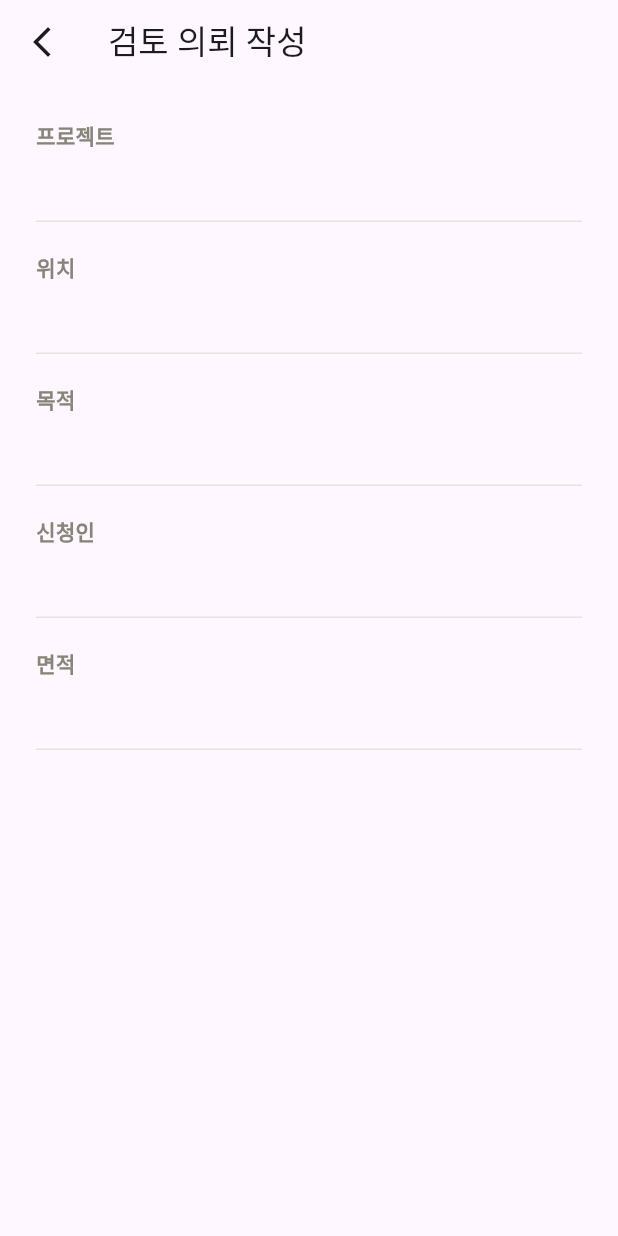
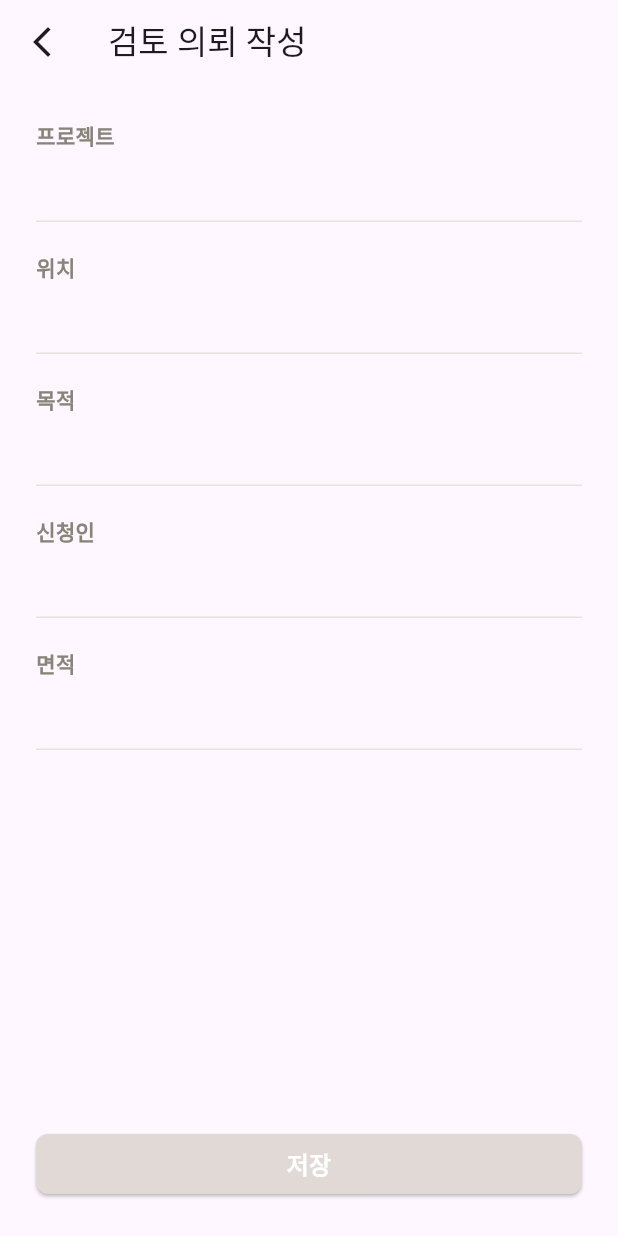
Before and after one commit to hoonek/designpractice, a Flutter app: the ProgressUser screen opened directly, item 2 of the bottom bar chosen, after a tap on the "edit" icon, on a phone screen of 412 x 824 dp. Run offline on Flutter 3.47's test engine with Material 3 defaults, Android fonts, the phone set to English and light mode, and no system bars.

Commit message:
-request for review is not matching with newreview

```diff
--- a/lib/progress/progressuser.dart
+++ b/lib/progress/progressuser.dart
@@ -1,7 +1,8 @@
-import 'package:designpractice/requestforreview/enterreview.dart';
+
 import 'package:flutter/material.dart';
 import '../etc/drawermenu.dart';
 import '../etc/phonenumber.dart';
+import '../requestforreview/newreview.dart';
 import '../requestforreview/requestforreview.dart';
 
 class ProgressUser extends StatefulWidget {
@@ -60,7 +61,7 @@ class _ProgressUserState extends State<ProgressUser> {
                 onPressed: () {
                   Navigator.push(
                     context,
-                    MaterialPageRoute(builder: (context) => EnterReview()),
+                    MaterialPageRoute(builder: (context) => NewReview()),
                   );
                   // 아이콘을 눌렀을 때 수행할 동작
                 },
--- a/lib/requestforreview/enterreview.dart
+++ b/lib/requestforreview/newreview.dart
@@ -4,42 +4,79 @@ import 'package:flutter/material.dart';
 import 'package:flutter/services.dart';
 import 'package:flutter/widgets.dart';
 
-class EnterReview extends StatefulWidget {
-  const EnterReview({Key? key}) : super(key: key);
+class Review {
+  final String project;
+  final String local;
+  final String purpose;
+  final String name;
+  final String space;
+
+  Review({
+    required this.project,
+    required this.local,
+    required this.purpose,
+    required this.name,
+    required this.space,
+  });
+}
+
+class NewReview extends StatefulWidget {
+  const NewReview({Key? key}) : super(key: key);
 
   @override
-  _EnterReviewState createState() => _EnterReviewState();
+  _NewReviewState createState() => _NewReviewState();
 }
 
-class _EnterReviewState extends State<EnterReview> {
+class _NewReviewState extends State<NewReview> {
   TextEditingController _projectEditingController = TextEditingController();
   TextEditingController _locationEditingController = TextEditingController();
   TextEditingController _purposeEditingController = TextEditingController();
   TextEditingController _nameEditingController = TextEditingController();
   TextEditingController _spaceEditingController = TextEditingController();
-  String _userInput = '';
+  bool _areAllFieldsFilled = false;
+
+  @override
+  void initState() {
+    super.initState();
+    _projectEditingController.addListener(_checkFields);
+    _locationEditingController.addListener(_checkFields);
+    _purposeEditingController.addListener(_checkFields);
+    _nameEditingController.addListener(_checkFields);
+    _spaceEditingController.addListener(_checkFields);
+  }
+
+  void _checkFields() {
+    setState(() {
+      _areAllFieldsFilled =
+          _projectEditingController.text.isNotEmpty &&
+              _locationEditingController.text.isNotEmpty &&
+              _purposeEditingController.text.isNotEmpty &&
+              _nameEditingController.text.isNotEmpty &&
+              _spaceEditingController.text.isNotEmpty;
+    });
+  }
 
   @override
   Widget build(BuildContext context) {
     return Scaffold(
       appBar: AppBar(
         leading: IconButton(
-          icon: Icon(Icons.arrow_back_ios_new),
+          icon: const Icon(Icons.arrow_back_ios_new),
           onPressed: () {
             Navigator.push(
               context,
-              MaterialPageRoute(builder: (context)=> RequestForReview()),
+              MaterialPageRoute(builder: (context) => RequestForReview()),
             );
           },
         ),
-        title: Text('검토 의뢰 작성'),
+        title: const Text('검토 의뢰 작성'),
       ),
       body: Padding(
         padding: const EdgeInsets.all(24.0),
         child: Column(
           crossAxisAlignment: CrossAxisAlignment.start,
           children: [
-            Row(
+            const Row(
               children: [
                 Text(
                   '프로젝트',
@@ -57,6 +94,33 @@ class _EnterReviewState extends State<EnterReview> {
                 fontSize: 16,
                 fontWeight: FontWeight.w600,
               ),
+              onChanged: (_) => _checkFields(),
+              decoration: const InputDecoration(
+                enabledBorder: UnderlineInputBorder(
+                  borderSide: BorderSide(
+                    color: Color(0xffe6e3dd), // 변경하려는 색상
+                  ),
+                ),
+              ),
+            ),
+            SizedBox(
+              height: 20,
+            ),
+            Text(
+              '위치',
+              style: TextStyle(
+                fontWeight: FontWeight.w600,
+                fontSize: 14,
+                color: Color(0xff87857a),
+              ),
+            ),
+            TextField(
+              controller: _locationEditingController,
+              style: TextStyle(
+                fontSize: 16,
+                fontWeight: FontWeight.w600,
+              ),
+              onChanged: (_) => _checkFields(),
               decoration: InputDecoration(
                 enabledBorder: UnderlineInputBorder(
                   borderSide: BorderSide(
@@ -65,26 +129,24 @@ class _EnterReviewState extends State<EnterReview> {
                 ),
               ),
             ),
-
             SizedBox(
               height: 20,
             ),
-
             Text(
-              '위치',
+              '목적',
               style: TextStyle(
                 fontWeight: FontWeight.w600,
                 fontSize: 14,
                 color: Color(0xff87857a),
               ),
             ),
-
             TextField(
-              controller: _locationEditingController,
+              controller: _purposeEditingController,
               style: TextStyle(
                 fontSize: 16,
                 fontWeight: FontWeight.w600,
               ),
+              onChanged: (_) => _checkFields(),
               decoration: InputDecoration(
                 enabledBorder: UnderlineInputBorder(
                   borderSide: BorderSide(
@@ -93,26 +155,24 @@ class _EnterReviewState extends State<EnterReview> {
                 ),
               ),
             ),
-
             SizedBox(
               height: 20,
             ),
-
             Text(
-              '목적',
+              '신청인',
               style: TextStyle(
                 fontWeight: FontWeight.w600,
                 fontSize: 14,
                 color: Color(0xff87857a),
               ),
             ),
-
             TextField(
-              controller: _purposeEditingController,
+              controller: _nameEditingController,
               style: TextStyle(
                 fontSize: 16,
                 fontWeight: FontWeight.w600,
               ),
+              onChanged: (_) => _checkFields(),
               decoration: InputDecoration(
                 enabledBorder: UnderlineInputBorder(
                   borderSide: BorderSide(
@@ -121,26 +181,24 @@ class _EnterReviewState extends State<EnterReview> {
                 ),
               ),
             ),
-
             SizedBox(
               height: 20,
             ),
-
             Text(
-              '신청인',
+              '면적',
               style: TextStyle(
                 fontWeight: FontWeight.w600,
                 fontSize: 14,
                 color: Color(0xff87857a),
               ),
             ),
-
             TextField(
-              controller: _nameEditingController,
+              controller: _spaceEditingController,
               style: TextStyle(
                 fontSize: 16,
                 fontWeight: FontWeight.w600,
               ),
+              onChanged: (_) => _checkFields(),
               decoration: InputDecoration(
                 enabledBorder: UnderlineInputBorder(
                   borderSide: BorderSide(
@@ -149,30 +207,58 @@ class _EnterReviewState extends State<EnterReview> {
                 ),
               ),
             ),
-
-            SizedBox(
-              height: 20,
-            ),
-
-            Text(
-              '면적',
-              style: TextStyle(
-                fontWeight: FontWeight.w600,
-                fontSize: 14,
-                color: Color(0xff87857a),
-              ),
-            ),
-
-            TextField(
-              controller: _spaceEditingController,
-              style: TextStyle(
-                fontSize: 16,
-                fontWeight: FontWeight.w600,
-              ),
-              decoration: InputDecoration(
-                enabledBorder: UnderlineInputBorder(
-                  borderSide: BorderSide(
-                    color: Color(0xffe6e3dd), // 변경하려는 색상
+            Expanded(
+              child: Align(
+                alignment: Alignment.bottomCenter,
+                child: SizedBox(
+                  width: double.infinity,
+                  child: ElevatedButton(
+                    onPressed: () {
+                      if (_areAllFieldsFilled) {
+                        Review newReview = Review(
+                          project: _projectEditingController.text,
+                          local: _locationEditingController.text,
+                          purpose: _purposeEditingController.text,
+                          name: _nameEditingController.text,
+                          space: _spaceEditingController.text,
+                        );
+                        Navigator.pop(context, newReview);
+                      } else {
+                        // 필드가 하나 이상 비어있는 경우
+                        showDialog(
+                          context: context,
+                          builder: (BuildContext context) {
+                            return AlertDialog(
+                              title: Text('입력 오류'),
+                              content: Text('모든 필드를 작성해주세요.'),
+                              actions: [
+                                TextButton(
+                                  onPressed: () {
+                                    Navigator.of(context).pop();
+                                  },
+                                  child: Text('확인'),
+                                ),
+                              ],
+                            );
+                          },
+                        );
+                      }
+                    },
+                    child: Text(
+                      '저장',
+                      style: TextStyle(
+                        color: Color(0xffffffff),
+                        fontWeight: FontWeight.w700,
+                        fontSize: 16,
+                      ),
+                    ),
+                    style: ElevatedButton.styleFrom(
+                      padding: const EdgeInsets.all(4),
+                      backgroundColor: _areAllFieldsFilled ? Color(0xff9e8477) : Color(0xffe1d9d5), // 필드가 모두 채워져 있으면 검은색, 아니면 회색
+                      shape: RoundedRectangleBorder(
+                        borderRadius: BorderRadius.circular(8),
+                      ),
+                    ),
                   ),
                 ),
               ),
--- a/lib/requestforreview/requestforreview.dart
+++ b/lib/requestforreview/requestforreview.dart
@@ -1,18 +1,22 @@
 import 'package:flutter/material.dart';
 
+import 'newreview.dart';
+
 class RequestForReview extends StatelessWidget {
-  const RequestForReview({super.key});
+  List<Review> reviews = [];
+
+  String? get project => null;
 
   @override
   Widget build(BuildContext context) {
     return ListView.builder(
-      itemCount: 4,
+      itemCount: reviews.length,
       itemBuilder: (BuildContext context, int index) {
         return Container(
           width: 335,
           height: 112,
-          margin:
-          EdgeInsets.fromLTRB(8.0, index % 2 == 0 ? 8.0 : 0, 8.0, 0),
+          margin: EdgeInsets.all(8),
+
           padding: EdgeInsets.all(16.0),
           decoration: const BoxDecoration(
             color: Color(0xffe6e3dd),
@@ -21,17 +25,19 @@ class RequestForReview extends StatelessWidget {
             crossAxisAlignment: CrossAxisAlignment.start,
             children: [
               Text(
-                '제목',
+                reviews[index].project,
                 style: TextStyle(
-                  fontSize: 18,
-                  fontWeight: FontWeight.bold,
+                  fontSize: 20,
+                  fontWeight: FontWeight.w700,
                 ),
               ),
               SizedBox(height: 8),
               Text(
-                '내용',
+                '검토현황',
                 style: TextStyle(
-                  fontSize: 16,
+                  fontSize: 13,
+                  fontWeight: FontWeight.w600,
+                  color: Color(0xff87857a)
                 ),
               ),
             ],
```
